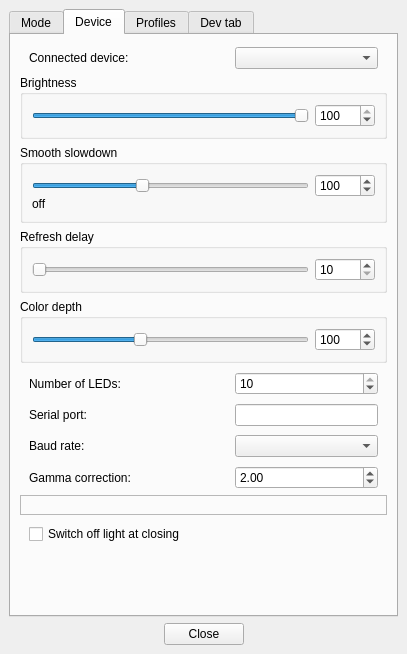
The window that Software/src/SettingsWindow.ui (Atarity/Lightpack) describes before a commit, drawn with Qt 5.
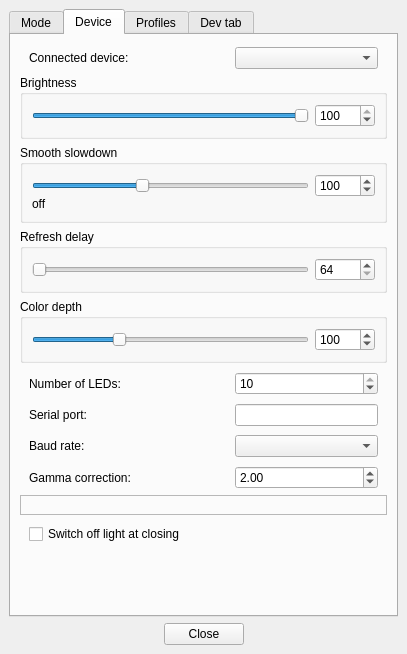
The same window after the commit. The open tabs and pages were chosen to show the change. Icons and pictures are not drawn. Custom widgets are drawn as their Qt base class.

Commit message: Fix minimum values for RefreshDelay and ColorDepth.

The edit to the form file:
```diff
--- a/Software/src/SettingsWindow.ui
+++ b/Software/src/SettingsWindow.ui
@@ -705,13 +705,13 @@
               </size>
              </property>
              <property name="minimum">
-              <number>10</number>
+              <number>64</number>
              </property>
              <property name="maximum">
               <number>1023</number>
              </property>
              <property name="value">
-              <number>10</number>
+              <number>64</number>
              </property>
             </widget>
            </item>
@@ -739,7 +739,7 @@
            <item row="0" column="0" rowspan="2">
             <widget class="QSlider" name="horizontalSlider_DeviceColorDepth">
              <property name="minimum">
-              <number>2</number>
+              <number>32</number>
              </property>
              <property name="maximum">
               <number>255</number>
```
Left out of the diff: 8 changed lines with no effect on the pictures. The commit also changes 2 other files.
